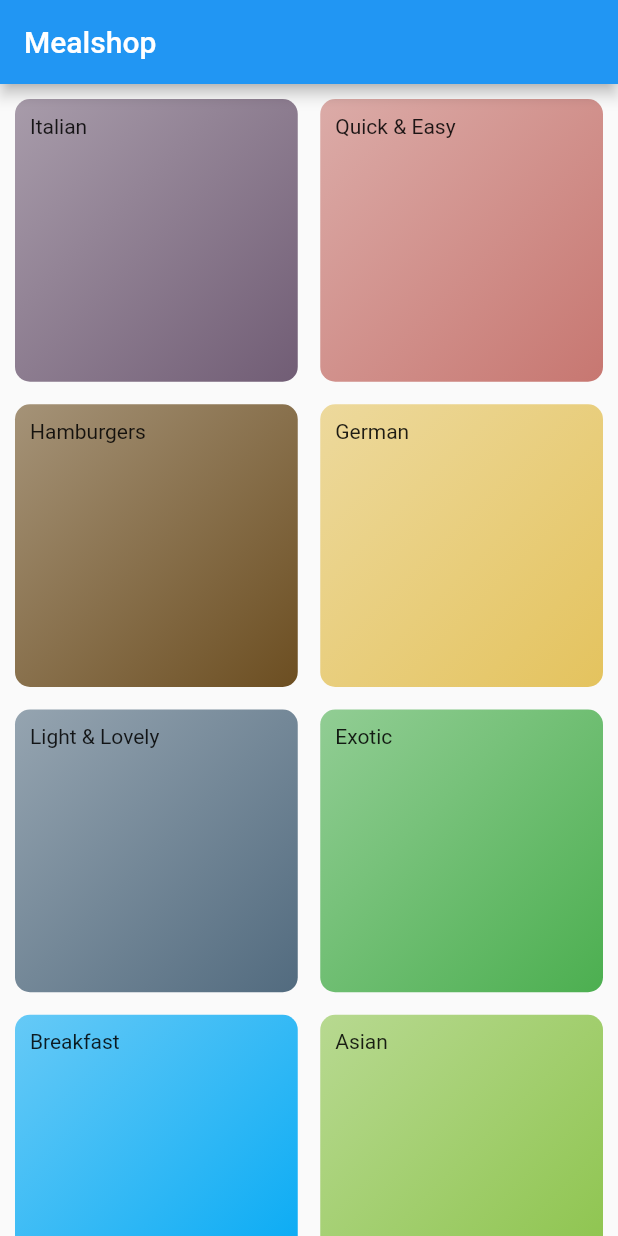
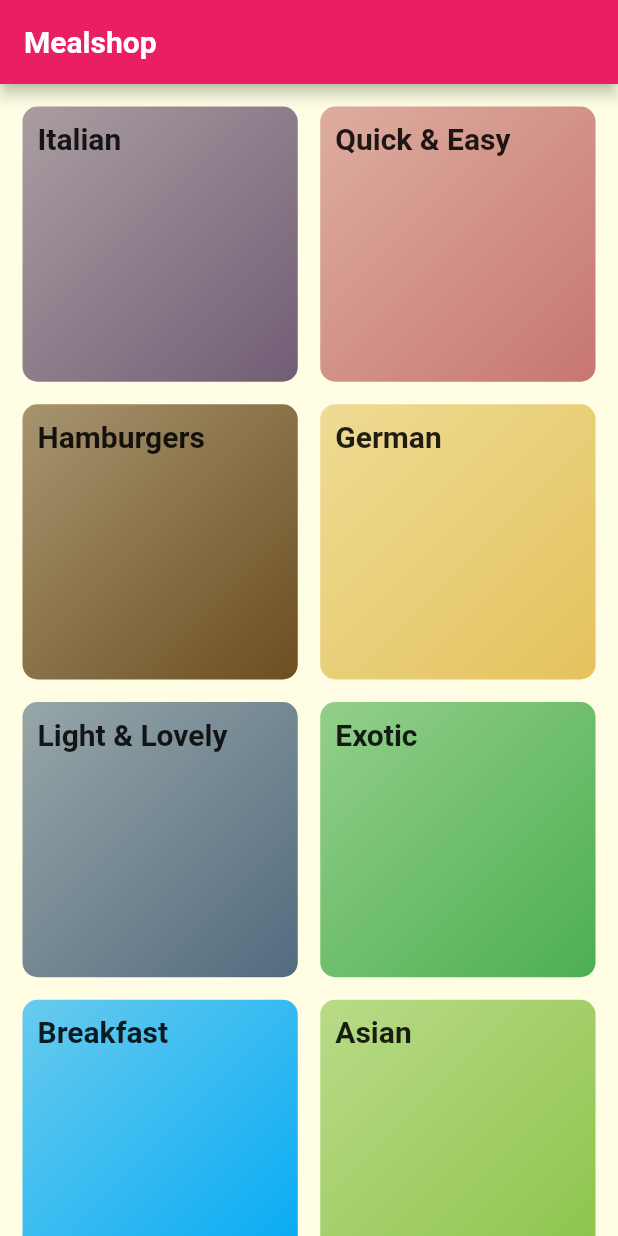
Before and after one commit to Agiratech-Madhan/Flutter, a Flutter app: the screen it shows after launch, on a phone screen of 412 x 824 dp. Run offline on Flutter 3.47's test engine with Material 2 defaults, Android fonts, the phone set to English and light mode, and no system bars.

Commit message:
added fonts and theming

```diff
--- a/meals-app/lib/categories_screen.dart
+++ b/meals-app/lib/categories_screen.dart
@@ -12,7 +12,7 @@ class CategoryScreen extends StatelessWidget {
         title: const Text("Mealshop"),
       ),
       body: GridView(
-          padding: EdgeInsets.all(10),
+          padding: const EdgeInsets.all(15),
           children: DUMMY_CATEGORIES
               .map((catedata) => Category_Item(catedata.title, catedata.color))
               .toList(),
--- a/meals-app/lib/categoryItem.dart
+++ b/meals-app/lib/categoryItem.dart
@@ -10,7 +10,10 @@ class Category_Item extends StatelessWidget {
   Widget build(BuildContext context) {
     return Container(
       padding: EdgeInsets.all(10),
-      child: Text(title),
+      child: Text(
+        title,
+        style: Theme.of(context).textTheme.headline6,
+      ),
       decoration: BoxDecoration(
         gradient: LinearGradient(
             colors: [color.withOpacity(0.6), color],
--- a/meals-app/lib/main.dart
+++ b/meals-app/lib/main.dart
@@ -12,7 +12,23 @@ class MyApp extends StatelessWidget {
       debugShowCheckedModeBanner: false,
       title: 'Meals',
       theme: ThemeData(
-        primarySwatch: Colors.blue,
+        primarySwatch: Colors.pink,
+        accentColor: Colors.lightBlue,
+        canvasColor: Color.fromRGBO(255, 254, 228, 1),
+        fontFamily: 'Raleway',
+        // textTheme: ThemeData.light().textTheme,
+        textTheme: ThemeData.light().textTheme.copyWith(
+            bodyText1: const TextStyle(
+              color: Color.fromRGBO(20, 51, 51, 1),
+            ), // TextStyle
+            bodyText2: const TextStyle(
+              color: Color.fromRGBO(20, 51, 51, 1),
+            ), // TextStyle
+            headline6: const TextStyle(
+              fontSize: 20,
+              fontFamily: ' RobotoCondensed ',
+              fontWeight: FontWeight.bold,
+            )), // TextStyle
       ),
       home: CategoryScreen(),
     );
```
Also changed, not shown: meals-app/pubspec.yaml (+26 -6 lines), meals-app/assets/fonts/Raleway-Black.ttf (added), meals-app/assets/fonts/Raleway-Bold.ttf (added), meals-app/assets/fonts/Raleway-Regular.ttf (added), meals-app/assets/fonts/RobotoCondensed-Bold.ttf (added), meals-app/assets/fonts/RobotoCondensed-Italic.ttf (added), meals-app/assets/fonts/RobotoCondensed-Light.ttf (added), meals-app/assets/fonts/RobotoCondensed-Regular.ttf (added).
